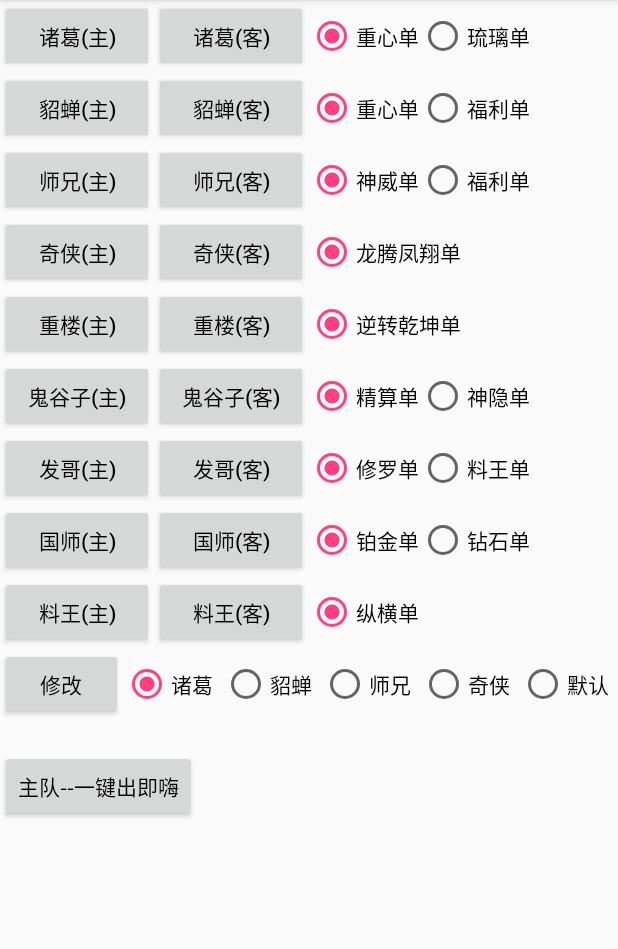
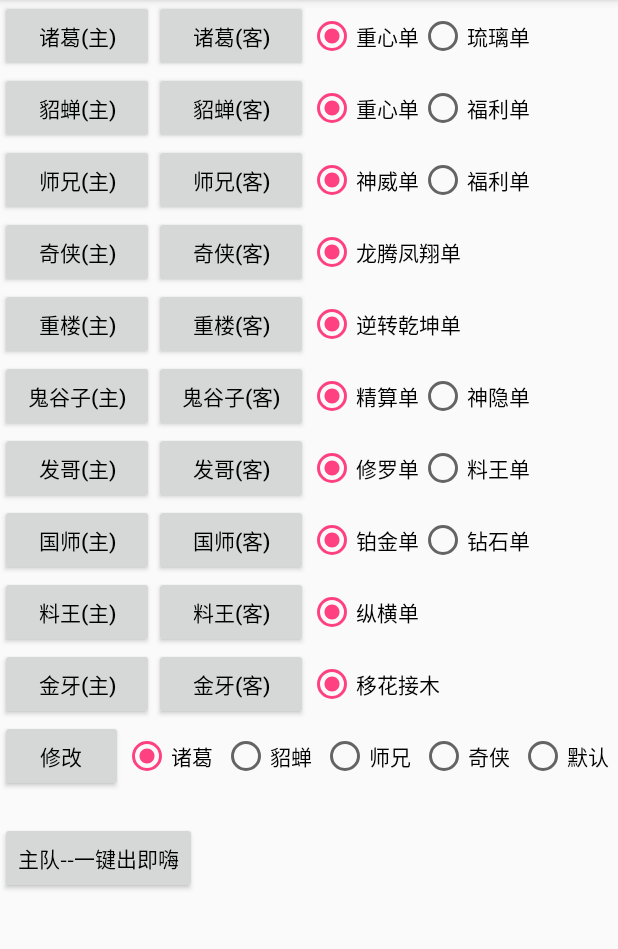
Before and after one commit to NBalls/QTan, an Android app: the TDetailActivity screen opened directly, with no data from a screen before it, on a phone screen of 412 x 824 dp, the part 84-1033 px from its top. Run offline under Robolectric (Android 15) with nearby library versions, the phone set to English and light mode, and no system bars; libraries missing offline, so code that uses them is left out: org.jetbrains.anko; 25 statements that could not run were skipped.

Commit message:
添加追加数据欧亚数据功能

```diff
--- a/app/src/main/res/layout/activity_tdetail.xml
+++ b/app/src/main/res/layout/activity_tdetail.xml
@@ -448,6 +448,48 @@
             android:layout_width="match_parent"
             android:layout_height="wrap_content"
             android:orientation="horizontal"
+            >
+            <Button
+                android:id="@+id/jyzButton"
+                android:layout_width="0dp"
+                android:layout_height="wrap_content"
+                android:layout_weight="1"
+                android:text="金牙(主)"
+                android:textSize="14sp"
+                android:textColor="@android:color/black"
+                />
+            <Button
+                android:id="@+id/jykButton"
+                android:layout_width="0dp"
+                android:layout_height="wrap_content"
+                android:layout_weight="1"
+                android:text="金牙(客)"
+                android:textSize="14sp"
+                android:textColor="@android:color/black"
+                />
+
+            <RadioGroup
+                android:layout_width="0dp"
+                android:layout_height="match_parent"
+                android:orientation="horizontal"
+                android:gravity="center_vertical"
+                android:layout_weight="2"
+                >
+                <RadioButton
+                    android:id="@+id/yhjmRadioButton"
+                    android:layout_width="wrap_content"
+                    android:layout_height="wrap_content"
+                    android:checked="true"
+                    android:text="移花接木"
+                    android:textSize="14sp"
+                    />
+            </RadioGroup>
+        </LinearLayout>
+
+        <LinearLayout
+            android:layout_width="match_parent"
+            android:layout_height="wrap_content"
+            android:orientation="horizontal"
             android:layout_marginBottom="20dp"
             >
             <Button
```
Also changed, not shown: app/src/main/java/driver/chao/com/qtan/MainActivity.kt (+7 -2 lines), app/src/main/java/driver/chao/com/qtan/TDetailActivity.kt (+12 -0 lines), app/src/main/java/driver/chao/com/qtan/parse/DocClass.kt (+66 -1 lines), app/src/main/java/driver/chao/com/qtan/parse/ParseClass.java (+44 -0 lines).
